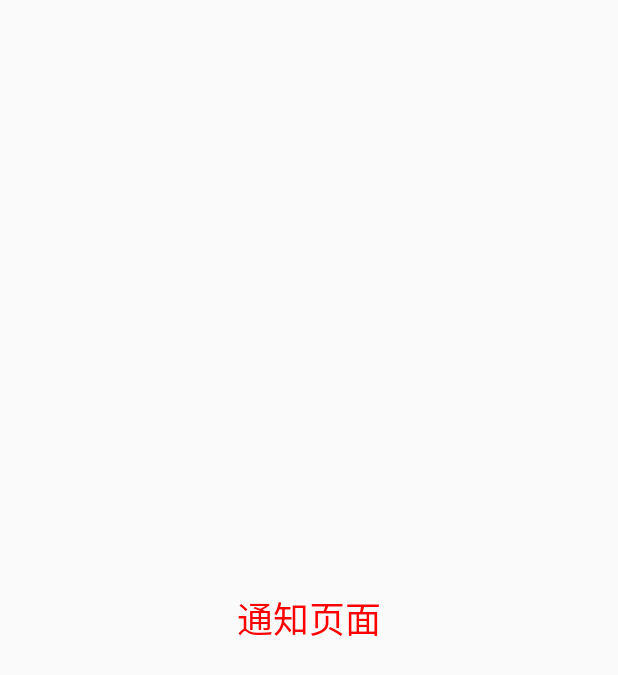
After one commit to xmydeveloper/MeterialTest, an Android app: the NotificationActivity screen opened directly, with no data from a screen before it, on a phone screen of 412 x 824 dp. The commit adds this screen. Shown: the top 675 px of the screen. Run offline under Robolectric (Android 15) with nearby library versions, the phone set to English and light mode, and no system bars.

```diff
--- a/app/src/main/AndroidManifest.xml
+++ b/app/src/main/AndroidManifest.xml
@@ -8,6 +8,7 @@
     <uses-permission android:name="android.permission.READ_CONTACTS" />
     <uses-permission android:name="android.permission.WRITE_CONTACTS" />
     <uses-permission android:name="android.permission.CALL_PHONE" />
+    <uses-permission android:name="android.permission.VIBRATE" />
 
     <application
         android:name=".WholeApplication"
@@ -28,6 +29,7 @@
             android:theme="@style/FruitActivityTheme" />
         <activity android:name=".activity.SecondActivity" />
         <activity android:name=".activity.LoginActivity" />
+        <activity android:name=".activity.NotificationActivity" />
     </application>
 
 </manifest>
--- /dev/null
+++ b/app/src/main/java/com/xmy/meterialtest/activity/NotificationActivity.java
@@ -0,0 +1,38 @@
+package com.xmy.meterialtest.activity;
+
+import android.content.Context;
+import android.content.Intent;
+import android.os.Bundle;
+import android.support.annotation.Nullable;
+import android.view.Window;
+import android.view.WindowManager;
+
+import com.xmy.meterialtest.R;
+
+/**
+ * @projectName: MeterialTest
+ * @packageName: com.xmy.meterialtest.activity
+ * @className: NotificationActivity
+ * @author:xiamingyan
+ * @time: 2017/3/3	15:27
+ * @E-mail：xmydeveloper@163.com
+ * @desc: 通知页面
+ * @upDateAuthor: lenovo
+ * @upDate: 2017/3/3
+ * @upDateDesc: TODO
+ */
+public class NotificationActivity extends BaseActivity {
+    public static void startNotificationActivity(Context context) {
+        Intent intent = new Intent();
+        intent.setClass(context, NotificationActivity.class);
+        context.startActivity(intent);
+    }
+
+    @Override
+    protected void onCreate(@Nullable Bundle savedInstanceState) {
+        super.onCreate(savedInstanceState);
+        requestWindowFeature(Window.FEATURE_NO_TITLE);
+        getWindow().setFlags(WindowManager.LayoutParams.FLAG_FULLSCREEN, WindowManager.LayoutParams.FLAG_FULLSCREEN);
+        setContentView(R.layout.main_notification);
+    }
+}
--- a/app/src/main/java/com/xmy/meterialtest/costumview/TittleLayout.java
+++ b/app/src/main/java/com/xmy/meterialtest/costumview/TittleLayout.java
@@ -40,7 +40,7 @@ public class TittleLayout extends LinearLayout {
             @Override
             public void onClick(View v) {
 //                Utils.showToast(context, "mEditext is clicked!");
-                Utils.showNotifycation(context, "标题", "内容");
+                Utils.showNotifycation(context, "通知标题", "内容内容内容内容内容内容内容内容内容内容内容内容内容内容内容内容内容内容内容内容内容内容内容内容内容内容内容内容内容内容内容内容内容内容内容内容内容内容内容内容内容内容内容内容内容内容内容内容内容内容内容内容内容内容内容内容内容内容内容内容内容内容内容内容内容内容内容内容内容内容内容内容内容内容");
 
             }
         });
--- /dev/null
+++ b/app/src/main/res/layout/main_notification.xml
@@ -0,0 +1,13 @@
+<?xml version="1.0" encoding="utf-8"?>
+<RelativeLayout xmlns:android="http://schemas.android.com/apk/res/android"
+    android:layout_width="match_parent"
+    android:layout_height="match_parent">
+
+    <TextView
+        android:layout_width="wrap_content"
+        android:layout_height="wrap_content"
+        android:layout_centerInParent="true"
+        android:text="通知页面"
+        android:textColor="#ff0000"
+        android:textSize="24dp" />
+</RelativeLayout>
```
Also changed, not shown: app/src/main/java/com/xmy/meterialtest/Utils/Utils.java (+54 -0 lines), app/src/main/java/com/xmy/meterialtest/activity/MainActivity.java (+14 -1 lines).
